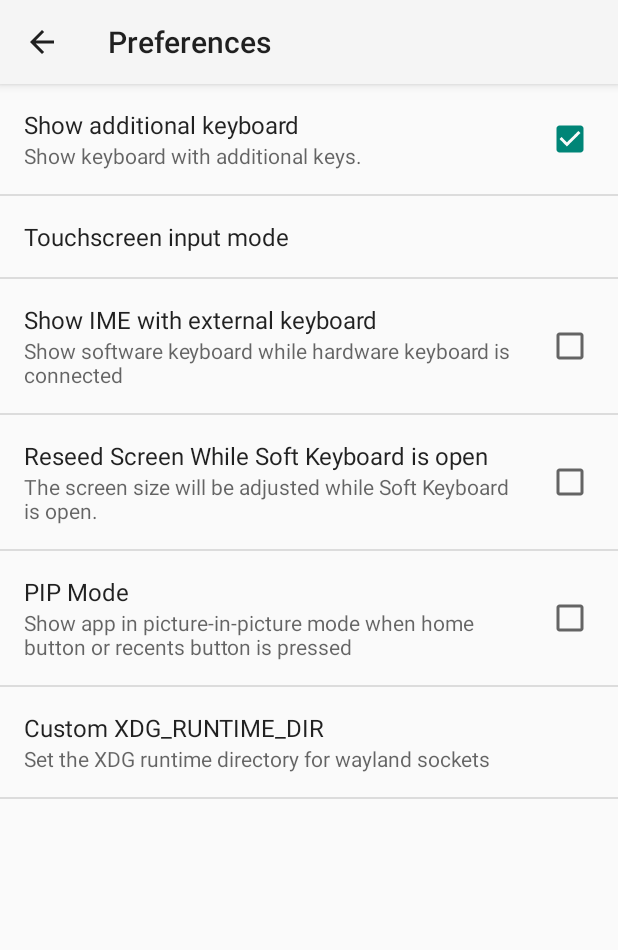
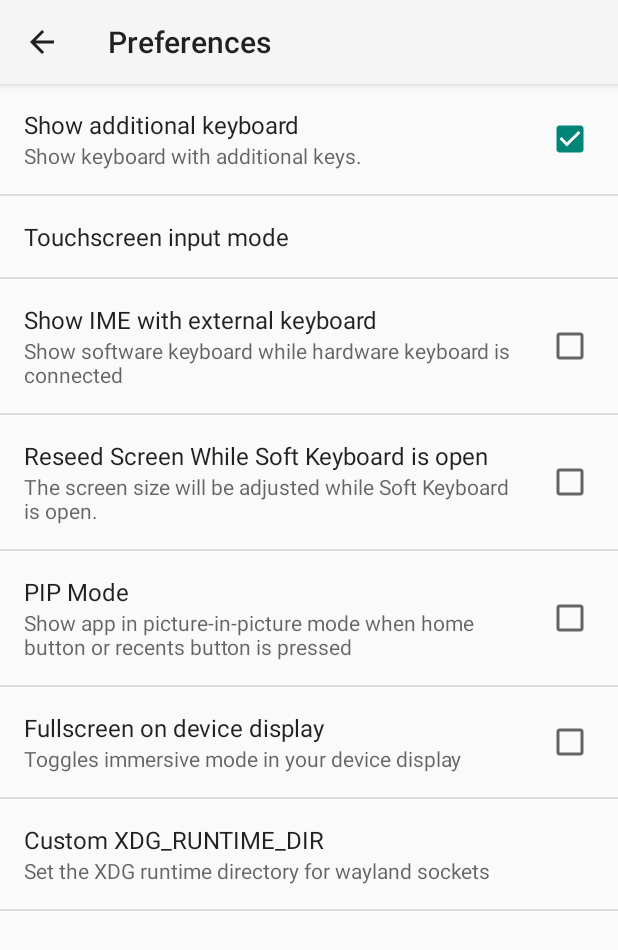
Before and after one commit to termux/termux-x11, an Android app: the LoriePreferences screen opened directly, with no data from a screen before it, on a phone screen of 412 x 824 dp. Shown: the top 950 px of the screen. Run offline under Robolectric (Android 15) with nearby library versions, the phone set to English and light mode, and no system bars.

Commit message:
Added a setting to enable immersive fullscreen on the device display.

```diff
--- a/app/src/main/java/com/termux/x11/MainActivity.java
+++ b/app/src/main/java/com/termux/x11/MainActivity.java
@@ -41,7 +41,8 @@ public class MainActivity extends AppCompatActivity {
     protected void onCreate(Bundle savedInstanceState) {
         super.onCreate(savedInstanceState);
 
-        if (didRequestLaunchExternalDisplay()) {
+        SharedPreferences preferences = PreferenceManager.getDefaultSharedPreferences(this);
+        if (didRequestLaunchExternalDisplay() || preferences.getBoolean("fullscreen", true)) {
             setFullScreenForExternalDisplay();
         }
 
@@ -72,7 +73,8 @@ public class MainActivity extends AppCompatActivity {
     @Override
     public void setTheme(int resId) {
         // for some reason, calling setTheme() in onCreate() wasn't working.
-        super.setTheme(didRequestLaunchExternalDisplay() ?
+        SharedPreferences preferences = PreferenceManager.getDefaultSharedPreferences(this);
+        super.setTheme(didRequestLaunchExternalDisplay() || preferences.getBoolean("fullscreen", true) ?
                 R.style.FullScreen_ExternalDisplay : R.style.NoActionBar);
     }
 
--- a/app/src/main/res/xml/preferences.xml
+++ b/app/src/main/res/xml/preferences.xml
@@ -32,11 +32,16 @@
         android:key="PIP"
         android:summary="Show app in picture-in-picture mode when home button or recents button is pressed" />
 
+    <CheckBoxPreference
+        android:defaultValue="false"
+        android:key="fullscreen"
+        android:summary="Toggles immersive mode in your device display"
+        android:title="Fullscreen on device display" />
     <EditTextPreference
-	android:title="Custom XDG_RUNTIME_DIR"
-	android:defaultValue="/data/data/com.termux/files/usr/tmp"
-	android:key="CustXDG"
-	android:summary="Set the XDG runtime directory for wayland sockets"
-	android:dialogMessage="Changes to this preference will apply on app restart" />
+	    android:title="Custom XDG_RUNTIME_DIR"
+	    android:defaultValue="/data/data/com.termux/files/usr/tmp"
+	    android:key="CustXDG"
+	    android:summary="Set the XDG runtime directory for wayland sockets"
+	    android:dialogMessage="Changes to this preference will apply on app restart" />
 
 </PreferenceScreen>
```
